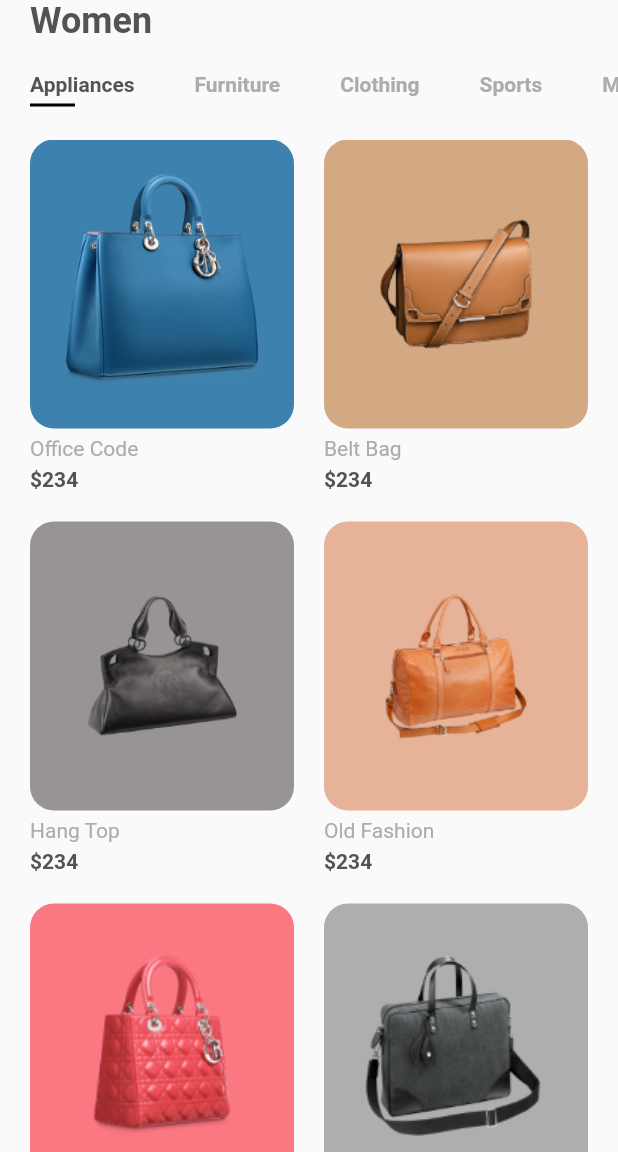
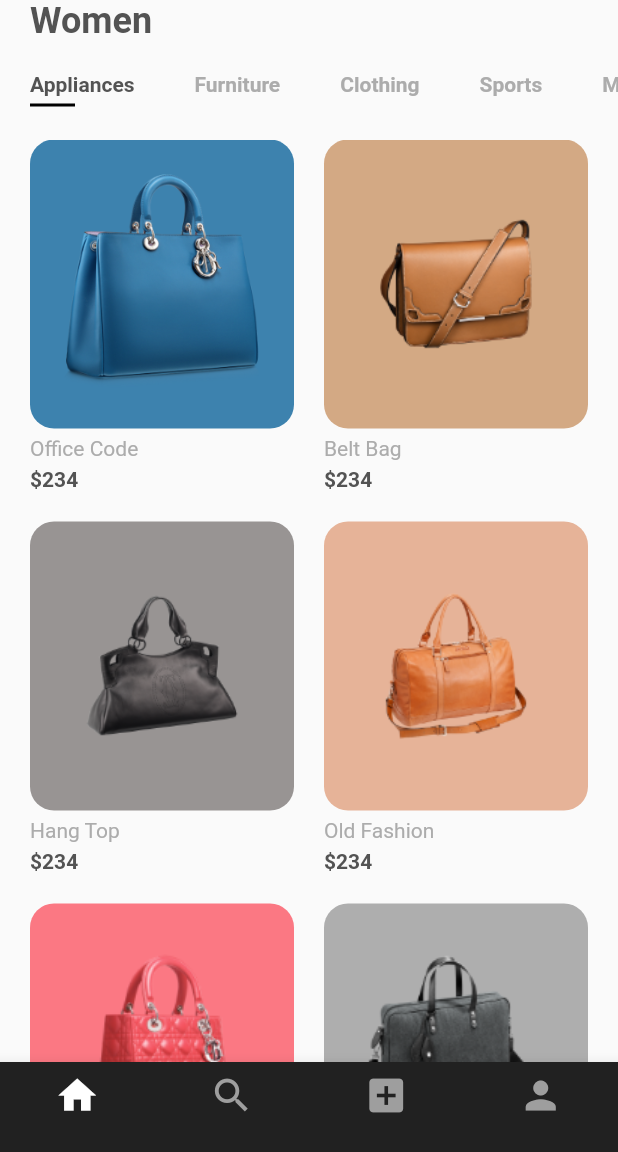
Before and after one commit to rogerliu37/hackohio2020, a Flutter app: the screen it shows after launch, on a phone screen of 412 x 824 dp, the part 84-1236 px from its top. Run offline on Flutter 3.47's test engine with Material 2 defaults, Android fonts, the phone set to English and light mode, and no system bars; our stand-ins replace flutter_svg.

Commit message:
Merge branch 'master' of /Users/tylerliu/AndroidStudioProjects/hackohio20200 with conflicts.

```diff
--- a/lib/screens/home/home_screen.dart
+++ b/lib/screens/home/home_screen.dart
@@ -2,43 +2,71 @@ import 'package:flutter/material.dart';
 import 'package:flutter_svg/svg.dart';
 import 'package:shop_app/constants.dart';
 import 'package:shop_app/screens/home/components/body.dart';
+import 'package:shop_app/screens/tabs/homeTab.dart';
+import 'package:shop_app/screens/tabs/listingTab.dart';
+import 'package:shop_app/screens/tabs/profileTab.dart';
+import 'package:shop_app/screens/tabs/searchTab.dart';
 
-class HomeScreen extends StatelessWidget {
+class HomeScreen extends StatefulWidget {
+  @override
+  _HomeScreenState createState() => _HomeScreenState();
+}
+
+class _HomeScreenState extends State<HomeScreen> {
+  int _currentIndex = 0;
+
+  /*List of tabs*/
+  final List<Widget> _children = [
+    new SearchTab(),
+    new HomeTab(),
+    new ListingTab(),
+    new ProfileTab(),
+  ];
+
   @override
   Widget build(BuildContext context) {
     return Scaffold(
-      appBar: buildAppBar(),
-      body: Body(),
+      body: _children[_currentIndex],
+      //Converted BottomTabBar
+      bottomNavigationBar: BottomNavigationBar(
+        onTap: onTabTapped,
+        currentIndex: _currentIndex,
+        iconSize: 30.0,
+        type: BottomNavigationBarType.fixed,
+        backgroundColor: Colors.grey[900],
+        items: [
+          //HomeTab
+          BottomNavigationBarItem(
+            title: new Text(""),
+            icon: new Icon(Icons.home, color: Colors.grey),
+            activeIcon: new Icon(Icons.home, color: Colors.white),
+          ),
+          //SearchTab
+          BottomNavigationBarItem(
+            title: new Text(""),
+            icon: new Icon(Icons.search, color: Colors.grey),
+            activeIcon: new Icon(Icons.search, color: Colors.white),
+          ),
+          //ListingTab
+          BottomNavigationBarItem(
+            title: new Text(""),
+            icon: new Icon(Icons.add_box, color: Colors.grey),
+            activeIcon: new Icon(Icons.add_box, color: Colors.white),
+          ),
+          //profile
+          BottomNavigationBarItem(
+            title: new Text(""),
+            icon: new Icon(Icons.person, color: Colors.grey),
+            activeIcon: new Icon(Icons.person, color: Colors.white),
+          ),
+        ],
+      ),
     );
   }
 
-  AppBar buildAppBar() {
-    return AppBar(
-      backgroundColor: Colors.white,
-      elevation: 0,
-      leading: IconButton(
-        icon: SvgPicture.asset("assets/icons/back.svg"),
-        onPressed: () {},
-      ),
-      actions: <Widget>[
-        IconButton(
-          icon: SvgPicture.asset(
-            "assets/icons/search.svg",
-            // By default our  icon color is white
-            color: kTextColor,
-          ),
-          onPressed: () {},
-        ),
-        IconButton(
-          icon: SvgPicture.asset(
-            "assets/icons/cart.svg",
-            // By default our  icon color is white
-            color: kTextColor,
-          ),
-          onPressed: () {},
-        ),
-        SizedBox(width: kDefaultPaddin / 2)
-      ],
-    );
+  void onTabTapped(int index) {
+    setState(() {
+      _currentIndex = index;
+    });
   }
 }
--- /dev/null
+++ b/lib/screens/tabs/searchTab.dart
@@ -0,0 +1,45 @@
+import 'package:flutter/material.dart';
+import 'package:flutter_svg/svg.dart';
+import 'package:shop_app/screens/home/components/body.dart';
+
+import '../../constants.dart';
+
+class SearchTab extends StatelessWidget {
+  @override
+  Widget build(BuildContext context) {
+    return Scaffold(
+      appBar: buildAppBar(),
+      body: Body(),
+    );
+  }
+
+  AppBar buildAppBar() {
+    return AppBar(
+      backgroundColor: Colors.white,
+      elevation: 0,
+      leading: IconButton(
+        icon: SvgPicture.asset("assets/icons/back.svg"),
+        onPressed: () {},
+      ),
+      actions: <Widget>[
+        IconButton(
+          icon: SvgPicture.asset(
+            "assets/icons/search.svg",
+            // By default our  icon color is white
+            color: kTextColor,
+          ),
+          onPressed: () {},
+        ),
+        IconButton(
+          icon: SvgPicture.asset(
+            "assets/icons/cart.svg",
+            // By default our  icon color is white
+            color: kTextColor,
+          ),
+          onPressed: () {},
+        ),
+        SizedBox(width: kDefaultPaddin / 2)
+      ],
+    );
+  }
+}
```
Also changed, not shown: lib/screens/tabs/homeTab.dart (added, +13 -0 lines), lib/screens/tabs/listingTab.dart (added, +13 -0 lines), lib/screens/tabs/profileTab.dart (added, +13 -0 lines), pubspec.lock, 2 other files.
